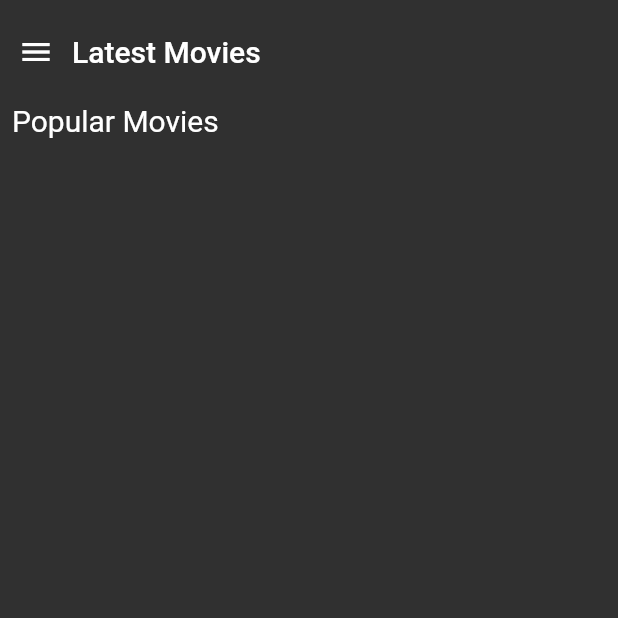
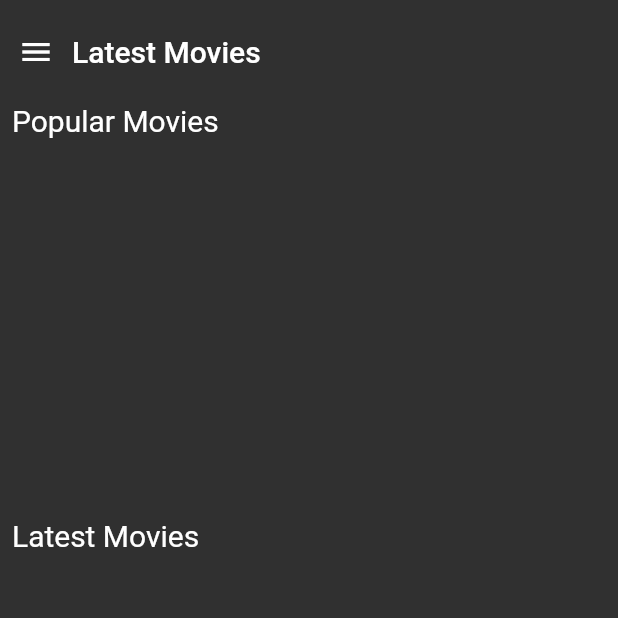
Before and after one commit to EmirhanSerin1/Latest-Movies-App, a Flutter app: the screen it shows after launch, on a phone screen of 412 x 824 dp, the top half of it. Run offline on Flutter 3.47's test engine with Material 2 defaults, Android fonts, the phone set to English and light mode, and no system bars; our stand-ins replace cached_network_image, dio, youtube_player_iframe; network calls fail.

Commit message:
parallax added

```diff
--- a/lib/screens/home_screen.dart
+++ b/lib/screens/home_screen.dart
@@ -19,11 +19,13 @@ class HomeScreen extends StatelessWidget {
     return Scaffold(
       drawer: const CustomDrawer(),
       body: ListView(
-        children: const [
+        children:  [
           HomeAppBar(),
           MoviesTitle(title: "Popular Movies"),
           TypeOfMovies(nameOfList: "populars"),
-          //   )
+          MoviesTitle(title: "Latest Movies"),
+          TypeOfMovies(nameOfList: "latest"),
+          Container(height: 500,),
         ],
       ),
     );
--- a/lib/widgets/home_screen/single_movie_controller.dart
+++ b/lib/widgets/home_screen/single_movie_controller.dart
@@ -6,7 +6,7 @@ import '../../models/movie.dart';
 import '../../providers/movies_prov.dart';
 import '../../work/work_screen_2.dart';
 
-class TypeOfMovies extends StatelessWidget {
+class TypeOfMovies extends StatefulWidget {
   const TypeOfMovies({
     Key? key,
     required this.nameOfList,
@@ -14,12 +14,31 @@ class TypeOfMovies extends StatelessWidget {
   final String nameOfList;
 
   @override
+  State<TypeOfMovies> createState() => _TypeOfMoviesState();
+}
+
+class _TypeOfMoviesState extends State<TypeOfMovies> {
+  PageController pageController = PageController();
+  double pageOffSet = 0;
+
+  @override
+  void initState() {
+    super.initState();
+    pageController = PageController(viewportFraction: 0.7);
+    pageController.addListener(() {
+      setState(() {
+        pageOffSet = pageController.page!;
+      });
+    });
+  }
+
+  @override
   Widget build(BuildContext context) {
     return Consumer<MoviesProv>(
       builder: ((context, value, child) {
-        if (nameOfList == "populars") {
+        if (widget.nameOfList == "popular") {
           return SizedBox(
-            height: MediaQuery.of(context).size.height / 2.3,
+            height: 250,
             child: ListView.builder(
               scrollDirection: Axis.horizontal,
               itemCount: value.populars!.length,
@@ -28,27 +47,46 @@ class TypeOfMovies extends StatelessWidget {
                 // print(item.backdrop_path);
 
                 return SingleFilmItem(
-                    widget: WorkScreen2(movie: item),
-                    name: item.title,
-                    imagePath: item.posterPath ?? "");
+                  alignment: Alignment(-pageOffSet.abs()+index,0),
+                  widget: WorkScreen2(movie: item),
+                  name: item.title,
+                  imagePath: item.posterPath ?? "",
+                );
               },
             ),
           );
         } else {
           return SizedBox(
-            height: MediaQuery.of(context).size.height / 3,
-            child: ListView.builder(
-              scrollDirection: Axis.horizontal,
+            height: 250,
+            child: PageView.builder(
               itemCount: value.populars!.length,
+              controller: pageController,
               itemBuilder: (context, index) {
                 Movie item = value.populars![index];
-                // print(item.backdrop_path);
-                return SingleFilmItem(
+                return Transform.scale(
+                  scale: 1,
+                  child: SingleFilmItem(
+                    alignment: Alignment(0,-pageOffSet.abs()+index),
                     widget: WorkScreen2(movie: item),
                     name: item.title,
-                    imagePath: item.posterPath ?? "");
+                    imagePath: item.posterPath ?? "",
+                  ),
+                );
               },
             ),
+
+            //ListView.builder(
+            //   scrollDirection: Axis.horizontal,
+            //   itemCount: value.populars!.length,
+            //   itemBuilder: (context, index) {
+            //     Movie item = value.populars![index];
+            //     // print(item.backdrop_path);
+            //     return SingleFilmItem(
+            //         widget: WorkScreen2(movie: item),
+            //         name: item.title,
+            //         imagePath: item.posterPath ?? "");
+            //   },
+            // ),
           );
         }
       }),
```
Also changed, not shown: lib/widgets/home_screen/single_popular_film.dart (+37 -37 lines).
